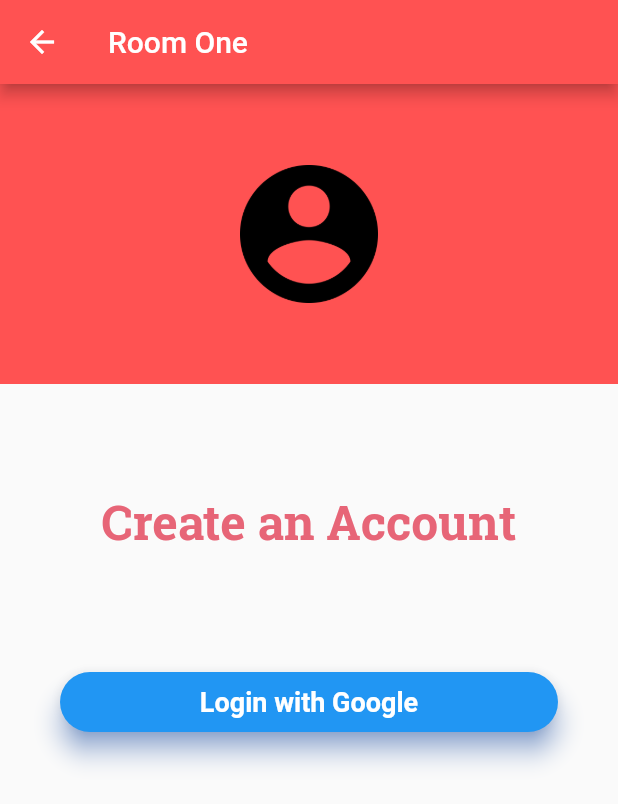
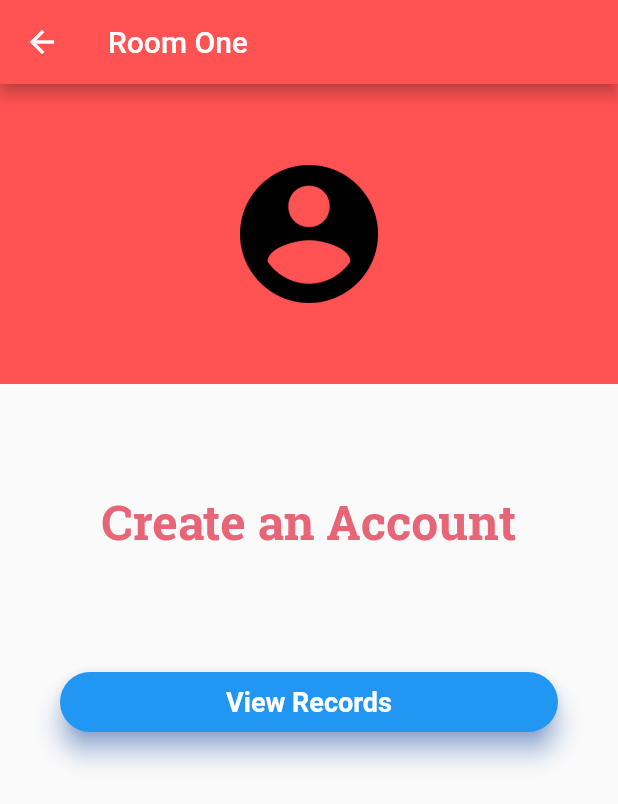
Before and after one commit to anjaliporwal/AutoMeter, a Flutter app: the Page screen opened directly, on a phone screen of 412 x 824 dp. Shown: the top 804 px of the screen. Run offline on Flutter 3.47's test engine with Material 2 defaults, Android fonts, the phone set to English and light mode, and no system bars.

Commit message:
updated button text for page

```diff
--- a/lib/Appss/Apps/page.dart
+++ b/lib/Appss/Apps/page.dart
@@ -92,7 +92,7 @@ class Page extends StatelessWidget {
                           },
                           child: Center(
                             child: Text(
-                              'Login with Google',
+                              'View Records',
                               style: TextStyle(
                                 fontSize: 18.0,
                                 color: Colors.white,
```
